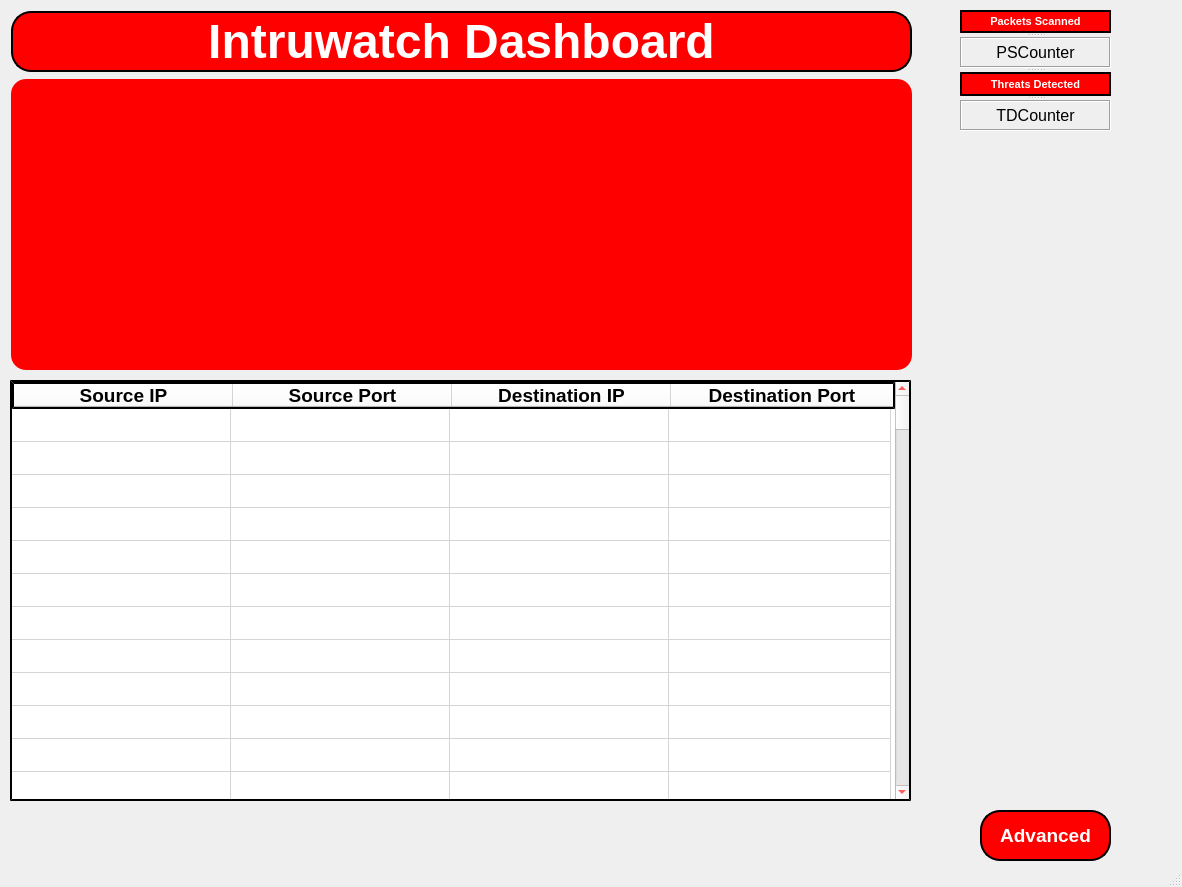
Before: the Qt Designer form Frontend/Dashboard.ui in Tyler-Wagner/SHSU-App, drawn with Qt 5.
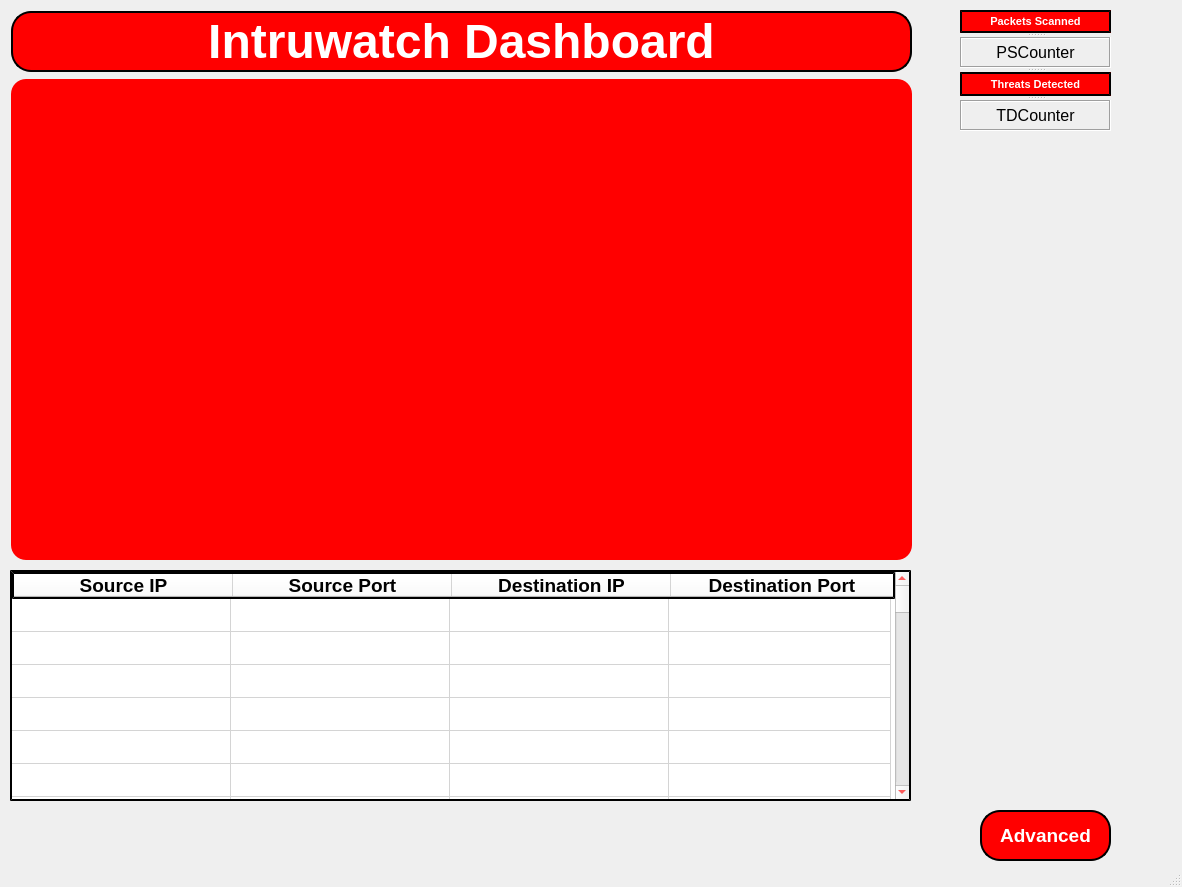
After: the same form once the commit is applied. Icons and pictures are not drawn.

```diff
--- a/Frontend/Dashboard.ui
+++ b/Frontend/Dashboard.ui
@@ -245,7 +245,7 @@
       <x>11</x>
       <y>79</y>
       <width>901</width>
-      <height>291</height>
+      <height>481</height>
      </rect>
     </property>
     <property name="styleSheet">
@@ -282,9 +282,9 @@
     <property name="geometry">
      <rect>
       <x>10</x>
-      <y>380</y>
+      <y>570</y>
       <width>901</width>
-      <height>421</height>
+      <height>231</height>
      </rect>
     </property>
     <property name="styleSheet">
```
Left out of the diff: 3 changed lines with no effect on the pictures.
